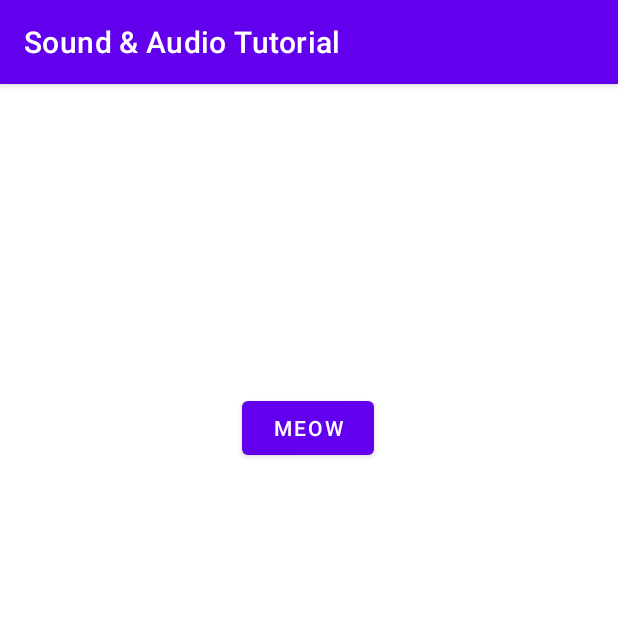
After one commit to NafiHasan/AudioSoundTutorial, an Android app: the VirtualAudio screen opened directly, with no data from a screen before it, on a phone screen of 412 x 824 dp, the top half of it. The commit adds this screen. Run offline under Robolectric (Android 15) with nearby library versions, the phone set to English and light mode, and no system bars.

Commit message:
Audio from web source added

```diff
--- /dev/null
+++ b/app/src/main/java/com/example/soundaudiotutorial/VirtualAudio.java
@@ -0,0 +1,46 @@
+package com.example.soundaudiotutorial;
+
+import androidx.appcompat.app.AppCompatActivity;
+
+import android.media.MediaPlayer;
+import android.os.Bundle;
+import android.view.View;
+import android.widget.Button;
+import android.widget.Toast;
+
+import java.io.IOException;
+
+public class VirtualAudio extends AppCompatActivity {
+    private Button play;
+    private MediaPlayer mediaPlayer;
+    @Override
+    protected void onCreate(Bundle savedInstanceState) {
+        super.onCreate(savedInstanceState);
+        setContentView(R.layout.activity_virtual_audio);
+
+        play= findViewById(R.id.link1);
+
+        mediaPlayer= new MediaPlayer();
+        try {
+            mediaPlayer.setDataSource("http://penguinradio.dominican.edu/Sound%20FX%20Collection/Cat%20Meow.mp3");
+        } catch (IOException e) {
+            e.printStackTrace();
+        }
+
+        mediaPlayer.setOnPreparedListener(new MediaPlayer.OnPreparedListener() {
+            @Override
+            public void onPrepared(MediaPlayer mplayer) {
+                Toast.makeText(VirtualAudio.this, "Ready to play", Toast.LENGTH_SHORT).show();
+                mplayer.start();
+            }
+        });
+
+        mediaPlayer.prepareAsync();
+        play.setOnClickListener(new View.OnClickListener() {
+            @Override
+            public void onClick(View view) {
+                mediaPlayer.start();
+            }
+        });
+    }
+}
--- /dev/null
+++ b/app/src/main/res/layout/activity_virtual_audio.xml
@@ -0,0 +1,20 @@
+<?xml version="1.0" encoding="utf-8"?>
+<androidx.constraintlayout.widget.ConstraintLayout xmlns:android="http://schemas.android.com/apk/res/android"
+    xmlns:app="http://schemas.android.com/apk/res-auto"
+    xmlns:tools="http://schemas.android.com/tools"
+    android:layout_width="match_parent"
+    android:layout_height="match_parent"
+    tools:context=".VirtualAudio">
+
+    <Button
+        android:id="@+id/link1"
+        android:layout_width="wrap_content"
+        android:layout_height="wrap_content"
+        android:text="Meow"
+        app:layout_constraintBottom_toBottomOf="parent"
+        app:layout_constraintEnd_toEndOf="parent"
+        app:layout_constraintHorizontal_bias="0.498"
+        app:layout_constraintStart_toStartOf="parent"
+        app:layout_constraintTop_toTopOf="parent"
+        app:layout_constraintVertical_bias="0.285" />
+</androidx.constraintlayout.widget.ConstraintLayout>
```
Also changed, not shown: app/src/main/AndroidManifest.xml (+9 -0 lines), app/src/main/java/com/example/soundaudiotutorial/MainActivity.java (+12 -0 lines), app/src/main/res/layout/activity_main.xml (+12 -0 lines).
